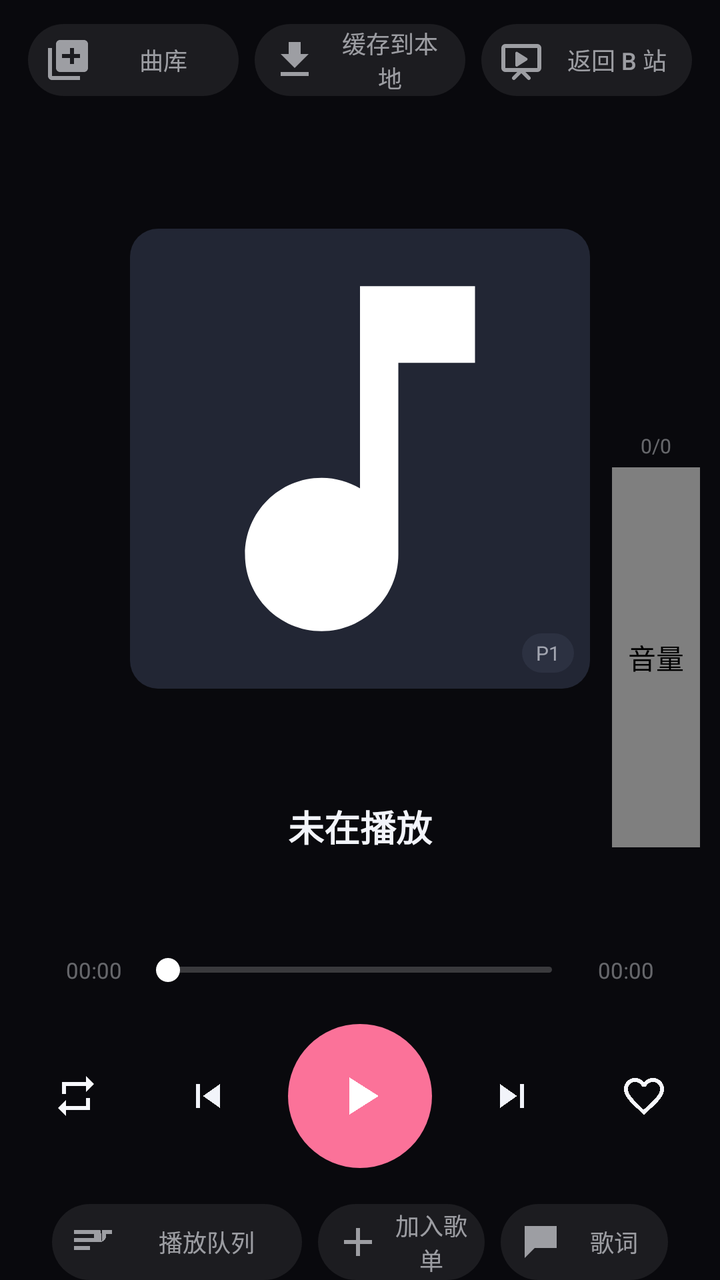
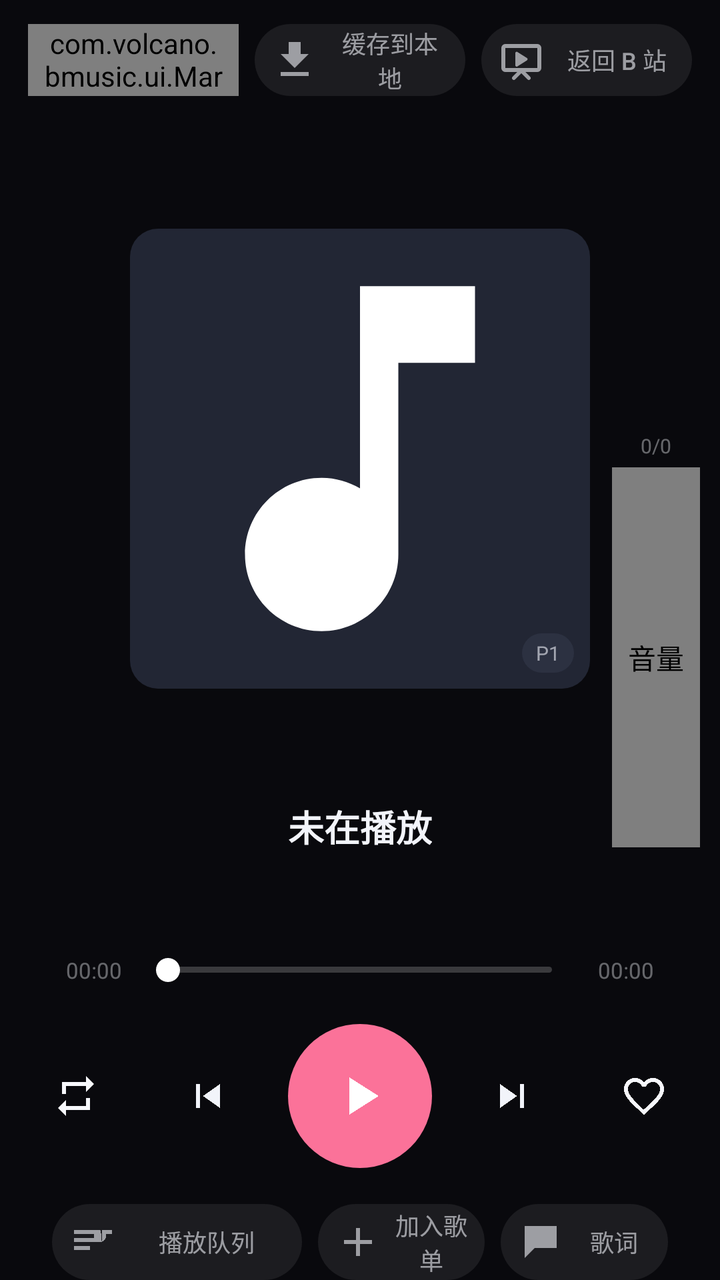

Compare the two renders of this Android layout. The source of the first and the diff that turns it into the second are given below.
<!-- AndroidManifest.xml: activity theme AppTheme -->
<!-- res/layout/activity_player.xml -->
<?xml version="1.0" encoding="utf-8"?>
<FrameLayout xmlns:android="http://schemas.android.com/apk/res/android"
    android:layout_width="match_parent"
    android:layout_height="match_parent"
    android:background="@color/bg">

    <ImageView
        android:id="@+id/bg"
        android:layout_width="match_parent"
        android:layout_height="match_parent"
        android:scaleType="centerCrop" />

    <View
        android:layout_width="match_parent"
        android:layout_height="match_parent"
        android:background="#86000000" />

    <LinearLayout
        android:layout_width="match_parent"
        android:layout_height="match_parent"
        android:orientation="vertical">

        
        <LinearLayout
            android:id="@+id/row_top"
            android:layout_width="match_parent"
            android:layout_height="wrap_content"
            android:layout_marginLeft="14dp"
            android:layout_marginRight="14dp"
            android:layout_marginTop="12dp"
            android:gravity="center"
            android:orientation="horizontal">

            <Button
                android:id="@+id/back"
                android:layout_width="0dp"
                android:layout_height="36dp"
                android:layout_weight="1"
                android:background="@drawable/ripple_round"
                android:drawableLeft="@drawable/ic_library"
                android:drawablePadding="6dp"
                android:drawableTint="@color/text_sub"
                android:ellipsize="end"
                android:gravity="center"
                android:minWidth="0dp"
                android:paddingLeft="8dp"
                android:paddingRight="8dp"
                android:singleLine="true"
                android:text="曲库"
                android:textAllCaps="false"
                android:textColor="@color/text_sub"
                android:textSize="12sp" />

            <View
                android:layout_width="8dp"
                android:layout_height="1dp" />

            <Button
                android:id="@+id/btn_cache"
                android:layout_width="0dp"
                android:layout_height="36dp"
                android:layout_weight="1"
                android:background="@drawable/ripple_round"
                android:drawableLeft="@drawable/ic_download"
                android:drawablePadding="6dp"
                android:drawableTint="@color/text_sub"
                android:gravity="center"
                android:minWidth="0dp"
                android:paddingLeft="8dp"
                android:paddingRight="8dp"
                android:text="缓存到本地"
                android:textAllCaps="false"
                android:textColor="@color/text_sub"
                android:textSize="12sp" />

            <View
                android:layout_width="8dp"
                android:layout_height="1dp" />

            <Button
                android:id="@+id/btn_bili"
                android:layout_width="0dp"
                android:layout_height="36dp"
                android:layout_weight="1"
                android:background="@drawable/ripple_round"
                android:drawableLeft="@drawable/ic_bili"
                android:drawablePadding="6dp"
                android:drawableTint="@color/text_sub"
                android:gravity="center"
                android:minWidth="0dp"
                android:paddingLeft="8dp"
                android:paddingRight="8dp"
                android:text="返回 B 站"
                android:textAllCaps="false"
                android:textColor="@color/text_sub"
                android:textSize="12sp" />
        </LinearLayout>

        <View
            android:layout_width="match_parent"
            android:layout_height="0dp"
            android:layout_weight="0.6" />

        <FrameLayout
            android:id="@+id/art_box"
            android:layout_width="230dp"
            android:layout_height="230dp"
            android:layout_gravity="center_horizontal">

            <ImageView
                android:id="@+id/art"
                android:layout_width="match_parent"
                android:layout_height="match_parent"
                android:background="@drawable/shape_card"
                android:scaleType="centerCrop"
                android:src="@drawable/ic_music_note" />

            <TextView
                android:id="@+id/n_badge"
                android:layout_width="wrap_content"
                android:layout_height="wrap_content"
                android:layout_gravity="bottom|right"
                android:layout_margin="8dp"
                android:background="@drawable/shape_card2"
                android:paddingBottom="3dp"
                android:paddingLeft="7dp"
                android:paddingRight="7dp"
                android:paddingTop="3dp"
                android:text="P1"
                android:textColor="@color/text_sub"
                android:textSize="10sp" />
        </FrameLayout>

        <View
            android:layout_width="match_parent"
            android:layout_height="0dp"
            android:layout_weight="0.5" />

        <LinearLayout
            android:layout_width="match_parent"
            android:layout_height="wrap_content"
            android:orientation="vertical"
            android:paddingLeft="26dp"
            android:paddingRight="26dp">

            <TextView
                android:id="@+id/title"
                android:layout_width="match_parent"
                android:layout_height="wrap_content"
                android:ellipsize="end"
                android:gravity="center"
                android:singleLine="true"
                android:text="未在播放"
                android:textColor="@color/text"
                android:textSize="18sp"
                android:textStyle="bold" />

            <TextView
                android:id="@+id/author"
                android:layout_width="match_parent"
                android:layout_height="wrap_content"
                android:layout_marginTop="6dp"
                android:ellipsize="end"
                android:gravity="center"
                android:singleLine="true"
                android:text=""
                android:textColor="@color/text_sub"
                android:textSize="13sp" />

            <LinearLayout
                android:id="@+id/row_seek"
                android:layout_width="match_parent"
                android:layout_height="wrap_content"
                android:layout_marginTop="22dp"
                android:gravity="center_vertical"
                android:orientation="horizontal">

                <TextView
                    android:id="@+id/t_cur"
                    android:layout_width="42dp"
                    android:layout_height="wrap_content"
                    android:gravity="center"
                    android:text="00:00"
                    android:textColor="@color/text_dim"
                    android:textSize="11sp" />

                <SeekBar
                    android:id="@+id/seek"
                    android:layout_width="0dp"
                    android:layout_height="26dp"
                    android:layout_weight="1"
                    android:max="1000"
                    android:progressDrawable="@drawable/seek_gray"
                    android:splitTrack="false"
                    android:thumb="@drawable/seek_thumb" />

                <TextView
                    android:id="@+id/t_dur"
                    android:layout_width="42dp"
                    android:layout_height="wrap_content"
                    android:gravity="center"
                    android:text="00:00"
                    android:textColor="@color/text_dim"
                    android:textSize="11sp" />
            </LinearLayout>

            <LinearLayout
                android:id="@+id/row_ctrl"
                android:layout_width="match_parent"
                android:layout_height="wrap_content"
                android:layout_marginTop="14dp"
                android:gravity="center"
                android:orientation="horizontal">

                <ImageButton
                    android:id="@+id/btn_mode"
                    android:layout_width="48dp"
                    android:layout_height="48dp"
                    android:background="@null"
                    android:contentDescription="播放模式"
                    android:src="@drawable/ic_repeat"
                    android:tint="@color/text_sub" />

                <View
                    android:layout_width="16dp"
                    android:layout_height="1dp" />

                <ImageButton
                    android:id="@+id/btn_prev"
                    android:layout_width="52dp"
                    android:layout_height="52dp"
                    android:background="@null"
                    android:contentDescription="上一首"
                    android:src="@drawable/ic_prev"
                    android:tint="@color/text" />

                <ImageButton
                    android:id="@+id/btn_play"
                    android:layout_width="72dp"
                    android:layout_height="72dp"
                    android:layout_marginLeft="14dp"
                    android:layout_marginRight="14dp"
                    android:background="@drawable/circle_accent"
                    android:contentDescription="@string/play"
                    android:padding="20dp"
                    android:scaleType="fitCenter"
                    android:src="@drawable/ic_play"
                    android:tint="@color/white" />

                <ImageButton
                    android:id="@+id/btn_next"
                    android:layout_width="52dp"
                    android:layout_height="52dp"
                    android:background="@null"
                    android:contentDescription="下一首"
                    android:src="@drawable/ic_next"
                    android:tint="@color/text" />

                <View
                    android:layout_width="16dp"
                    android:layout_height="1dp" />

                <ImageButton
                    android:id="@+id/btn_fav"
                    android:layout_width="48dp"
                    android:layout_height="48dp"
                    android:background="@null"
                    android:contentDescription="收藏"
                    android:src="@drawable/ic_fav_border"
                    android:tint="@color/text_sub" />
            </LinearLayout>

            
            <LinearLayout
                android:id="@+id/row_bottom"
                android:layout_width="match_parent"
                android:layout_height="wrap_content"
                android:layout_marginTop="18dp"
                android:gravity="center"
                android:orientation="horizontal">

                <Button
                    android:id="@+id/btn_queue"
                    android:layout_width="0dp"
                    android:layout_height="38dp"
                    android:layout_weight="1.5"
                    android:background="@drawable/ripple_round"
                    android:drawableLeft="@drawable/ic_queue"
                    android:drawablePadding="6dp"
                    android:drawableTint="@color/text_sub"
                    android:gravity="center"
                    android:minWidth="0dp"
                    android:paddingLeft="8dp"
                    android:paddingRight="8dp"
                    android:text="@string/current_queue"
                    android:textAllCaps="false"
                    android:textColor="@color/text_sub"
                    android:textSize="12sp" />

                <View
                    android:layout_width="8dp"
                    android:layout_height="1dp" />

                <Button
                    android:id="@+id/btn_add_pl"
                    android:layout_width="0dp"
                    android:layout_height="38dp"
                    android:layout_weight="1"
                    android:background="@drawable/ripple_round"
                    android:drawableLeft="@drawable/ic_add"
                    android:drawablePadding="6dp"
                    android:drawableTint="@color/text_sub"
                    android:gravity="center"
                    android:minWidth="0dp"
                    android:paddingLeft="8dp"
                    android:paddingRight="8dp"
                    android:text="加入歌单"
                    android:textAllCaps="false"
                    android:textColor="@color/text_sub"
                    android:textSize="12sp" />

                <View
                    android:layout_width="8dp"
                    android:layout_height="1dp" />

                <Button
                    android:id="@+id/btn_lyric"
                    android:layout_width="0dp"
                    android:layout_height="38dp"
                    android:layout_weight="1"
                    android:background="@drawable/ripple_round"
                    android:drawableLeft="@drawable/ic_lyric"
                    android:drawablePadding="6dp"
                    android:drawableTint="@color/text_sub"
                    android:gravity="center"
                    android:minWidth="0dp"
                    android:paddingLeft="8dp"
                    android:paddingRight="8dp"
                    android:text="@string/lyrics"
                    android:textAllCaps="false"
                    android:textColor="@color/text_sub"
                    android:textSize="12sp" />
            </LinearLayout>

            <TextView
                android:id="@+id/hint"
                android:layout_width="match_parent"
                android:layout_height="wrap_content"
                android:layout_marginBottom="18dp"
                android:layout_marginTop="10dp"
                android:gravity="center"
                android:text=""
                android:textColor="@color/text_dim"
                android:textSize="11sp"
                android:visibility="gone" />
        </LinearLayout>
    </LinearLayout>

    
    <FrameLayout
        android:layout_width="wrap_content"
        android:layout_height="wrap_content"
        android:layout_gravity="end|center_vertical"
        android:layout_marginEnd="10dp">

        <LinearLayout
            android:layout_width="wrap_content"
            android:layout_height="wrap_content"
            android:orientation="vertical"
            android:gravity="center_horizontal">

            <TextView
                android:id="@+id/vol_pct"
                android:layout_width="wrap_content"
                android:layout_height="wrap_content"
                android:text="0/0"
                android:textColor="@color/text_dim"
                android:textSize="10sp" />

            <com.volcano.bmusic.ui.VolumeBar
                android:id="@+id/vol_bar"
                android:layout_width="44dp"
                android:layout_height="190dp"
                android:layout_marginTop="4dp"
                android:contentDescription="@string/volume" />
        </LinearLayout>
    </FrameLayout>

    
    <FrameLayout
        android:id="@+id/lyric_panel"
        android:layout_width="match_parent"
        android:layout_height="match_parent"
        android:background="#E612141C"
        android:visibility="gone">

        <LinearLayout
            android:layout_width="match_parent"
            android:layout_height="match_parent"
            android:orientation="vertical"
            android:padding="18dp">

            <LinearLayout
                android:layout_width="match_parent"
                android:layout_height="wrap_content"
                android:orientation="horizontal"
                android:gravity="center_vertical">

                <TextView
                    android:layout_width="0dp"
                    android:layout_height="wrap_content"
                    android:layout_weight="1"
                    android:text="@string/lyric_panel_title"
                    android:textColor="@color/text"
                    android:textSize="16sp"
                    android:textStyle="bold" />

                <ImageButton
                    android:id="@+id/lyric_close"
                    android:layout_width="40dp"
                    android:layout_height="40dp"
                    android:background="@null"
                    android:src="@drawable/ic_close"
                    android:tint="@color/text_sub"
                    android:contentDescription="关闭" />
            </LinearLayout>

            <LinearLayout
                android:layout_width="match_parent"
                android:layout_height="wrap_content"
                android:layout_marginTop="10dp"
                android:orientation="horizontal">

                <EditText
                    android:id="@+id/lyric_query"
                    android:layout_width="0dp"
                    android:layout_height="38dp"
                    android:layout_weight="1"
                    android:background="@drawable/shape_card"
                    android:hint="@string/lyric_search_hint"
                    android:textColorHint="@color/text_dim"
                    android:imeOptions="actionSearch"
                    android:inputType="text"
                    android:paddingLeft="12dp"
                    android:paddingRight="12dp"
                    android:textColor="@color/text"
                    android:textSize="13sp" />

                <Button
                    android:id="@+id/lyric_search"
                    android:layout_width="wrap_content"
                    android:layout_height="38dp"
                    android:layout_marginLeft="8dp"
                    android:background="@drawable/ripple_round"
                    android:text="@string/search"
                    android:textAllCaps="false"
                    android:textColor="@color/text_sub"
                    android:textSize="12sp" />
            </LinearLayout>

            <TextView
                android:id="@+id/lyric_status"
                android:layout_width="match_parent"
                android:layout_height="wrap_content"
                android:layout_marginTop="6dp"
                android:gravity="center"
                android:textColor="@color/text_dim"
                android:textSize="11sp" />

            <ScrollView
                android:id="@+id/lyric_scroll"
                android:layout_width="match_parent"
                android:layout_height="0dp"
                android:layout_weight="1"
                android:layout_marginTop="8dp">

                <LinearLayout
                    android:id="@+id/lyric_lines"
                    android:layout_width="match_parent"
                    android:layout_height="wrap_content"
                    android:orientation="vertical"
                    android:paddingBottom="60dp" />
            </ScrollView>
        </LinearLayout>
    </FrameLayout>
</FrameLayout>
<!-- resources referenced by this layout -->
<resources>
  <color name="bg">#FF12141C</color>
  <color name="text">#FFF2F4FA</color>
  <color name="text_dim">#66F2F4FA</color>
  <color name="text_sub">#99F2F4FA</color>
  <color name="white">#FFFFFFFF</color>
  <!-- drawable circle_accent (drawable) -->
  <?xml version="1.0" encoding="utf-8"?>
  <shape xmlns:android="http://schemas.android.com/apk/res/android" android:shape="oval">
      <solid android:color="@color/pink" />
  </shape>
  <!-- drawable ic_add (drawable) -->
  <?xml version="1.0" encoding="utf-8"?>
  <vector xmlns:android="http://schemas.android.com/apk/res/android"
      android:width="24dp"
      android:height="24dp"
      android:viewportWidth="24.0"
      android:viewportHeight="24.0">
      <path
          android:fillColor="#FFFFFFFF"
          android:pathData="M19,13h-6v6h-2v-6H5v-2h6V5h2v6h6v2z" />
  </vector>
  <!-- drawable ic_download (drawable) -->
  <?xml version="1.0" encoding="utf-8"?>
  <vector xmlns:android="http://schemas.android.com/apk/res/android"
      android:width="24dp"
      android:height="24dp"
      android:viewportWidth="24.0"
      android:viewportHeight="24.0">
      <path
          android:fillColor="#FFFFFFFF"
          android:pathData="M19,9h-4V3H9v6H5l7,7 7,-7zM5,18v2h14v-2H5z" />
  </vector>
  <!-- drawable ic_next (drawable) -->
  <?xml version="1.0" encoding="utf-8"?>
  <vector xmlns:android="http://schemas.android.com/apk/res/android"
      android:width="24dp"
      android:height="24dp"
      android:viewportWidth="24.0"
      android:viewportHeight="24.0">
      <path
          android:fillColor="#FFFFFFFF"
          android:pathData="M6,18l8.5,-6L6,6v12zM16,6v12h2V6h-2z" />
  </vector>
  <!-- drawable ic_play (drawable) -->
  <?xml version="1.0" encoding="utf-8"?>
  <vector xmlns:android="http://schemas.android.com/apk/res/android"
      android:width="24dp"
      android:height="24dp"
      android:viewportWidth="24.0"
      android:viewportHeight="24.0">
      <path
          android:fillColor="#FFFFFFFF"
          android:pathData="M8,5v14l11,-7z" />
  </vector>
  <!-- drawable ic_prev (drawable) -->
  <?xml version="1.0" encoding="utf-8"?>
  <vector xmlns:android="http://schemas.android.com/apk/res/android"
      android:width="24dp"
      android:height="24dp"
      android:viewportWidth="24.0"
      android:viewportHeight="24.0">
      <path
          android:fillColor="#FFFFFFFF"
          android:pathData="M6,6h2v12H6zM9.5,12l8.5,6V6z" />
  </vector>
  <!-- drawable ripple_round (drawable) -->
  <?xml version="1.0" encoding="utf-8"?>
  <shape xmlns:android="http://schemas.android.com/apk/res/android" android:shape="rectangle">
      <solid android:color="#14FFFFFF" />
      <corners android:radius="24dp" />
  </shape>
  <!-- drawable seek_thumb (drawable) -->
  <?xml version="1.0" encoding="utf-8"?>
  <shape xmlns:android="http://schemas.android.com/apk/res/android" android:shape="oval">
      <size android:height="12dp" android:width="12dp" />
      <solid android:color="@color/white" />
  </shape>
  <!-- drawable shape_card (drawable) -->
  <?xml version="1.0" encoding="utf-8"?>
  <shape xmlns:android="http://schemas.android.com/apk/res/android" android:shape="rectangle">
      <solid android:color="@color/bg_card" />
      <corners android:radius="14dp" />
  </shape>
  <!-- drawable shape_card2 (drawable) -->
  <?xml version="1.0" encoding="utf-8"?>
  <shape xmlns:android="http://schemas.android.com/apk/res/android" android:shape="rectangle">
      <solid android:color="@color/bg_card_2" />
      <corners android:radius="10dp" />
  </shape>
  <string name="current_queue">播放队列</string>
  <string name="lyric_panel_title">歌词</string>
  <string name="lyric_search_hint">输入歌名 / 歌手，搜索歌词</string>
  <string name="lyrics">歌词</string>
  <string name="play">播放</string>
  <string name="search">搜索</string>
  <string name="volume">音量</string>
  <color name="pink">#FFFB7299</color>
  <color name="bg_card">#FF222634</color>
  <color name="bg_card_2">#FF2C3141</color>
  <color name="bg_soft">#FF1A1D28</color>
  <!-- unchanged entries left out for length: 10 -->
</resources>

<!-- the commit's change to res/layout/activity_player.xml (unified diff, before → after) -->
@@ -31,7 +31,7 @@
             android:gravity="center"
             android:orientation="horizontal">
 
-            <Button
+            <com.volcano.bmusic.ui.MarqueeTextView
                 android:id="@+id/back"
                 android:layout_width="0dp"
                 android:layout_height="36dp"
@@ -40,7 +40,7 @@
                 android:drawableLeft="@drawable/ic_library"
                 android:drawablePadding="6dp"
                 android:drawableTint="@color/text_sub"
-                android:ellipsize="end"
+                android:ellipsize="none"
                 android:gravity="center"
                 android:minWidth="0dp"
                 android:paddingLeft="8dp"
@@ -139,33 +139,69 @@
         <LinearLayout
             android:layout_width="match_parent"
             android:layout_height="wrap_content"
+            android:gravity="center_horizontal"
             android:orientation="vertical"
             android:paddingLeft="26dp"
             android:paddingRight="26dp">
 
-            <TextView
-                android:id="@+id/title"
-                android:layout_width="match_parent"
-                android:layout_height="wrap_content"
-                android:ellipsize="end"
-                android:gravity="center"
-                android:singleLine="true"
-                android:text="未在播放"
-                android:textColor="@color/text"
-                android:textSize="18sp"
-                android:textStyle="bold" />
-
-            <TextView
-                android:id="@+id/author"
-                android:layout_width="match_parent"
-                android:layout_height="wrap_content"
-                android:layout_marginTop="6dp"
-                android:ellipsize="end"
-                android:gravity="center"
-                android:singleLine="true"
-                android:text=""
-                android:textColor="@color/text_sub"
-                android:textSize="13sp" />
+            <FrameLayout
+                android:id="@+id/title_box"
+                android:layout_width="match_parent"
+                android:layout_height="wrap_content">
+
+                <TextView
+                    android:id="@+id/title"
+                    android:layout_width="wrap_content"
+                    android:layout_height="wrap_content"
+                    android:layout_gravity="center_horizontal"
+                    android:ellipsize="end"
+                    android:maxLines="1"
+                    android:text="未在播放"
+                    android:textColor="@color/text"
+                    android:textSize="18sp"
+                    android:textStyle="bold" />
+
+                <com.volcano.bmusic.ui.MarqueeTextView
+                    android:id="@+id/title_scroll"
+                    android:layout_width="match_parent"
+                    android:layout_height="wrap_content"
+                    android:ellipsize="none"
+                    android:singleLine="true"
+                    android:text="未在播放"
+                    android:textColor="@color/text"
+                    android:textSize="18sp"
+                    android:textStyle="bold"
+                    android:visibility="gone" />
+            </FrameLayout>
+
+            <FrameLayout
+                android:id="@+id/author_box"
+                android:layout_width="match_parent"
+                android:layout_height="wrap_content"
+                android:layout_marginTop="6dp">
+
+                <TextView
+                    android:id="@+id/author"
+                    android:layout_width="wrap_content"
+                    android:layout_height="wrap_content"
+                    android:layout_gravity="center_horizontal"
+                    android:ellipsize="end"
+                    android:maxLines="1"
+                    android:text=""
+                    android:textColor="@color/text_sub"
+                    android:textSize="13sp" />
+
+                <com.volcano.bmusic.ui.MarqueeTextView
+                    android:id="@+id/author_scroll"
+                    android:layout_width="match_parent"
+                    android:layout_height="wrap_content"
+                    android:ellipsize="none"
+                    android:singleLine="true"
+                    android:text=""
+                    android:textColor="@color/text_sub"
+                    android:textSize="13sp"
+                    android:visibility="gone" />
+            </FrameLayout>
 
             <LinearLayout
                 android:id="@+id/row_seek"
